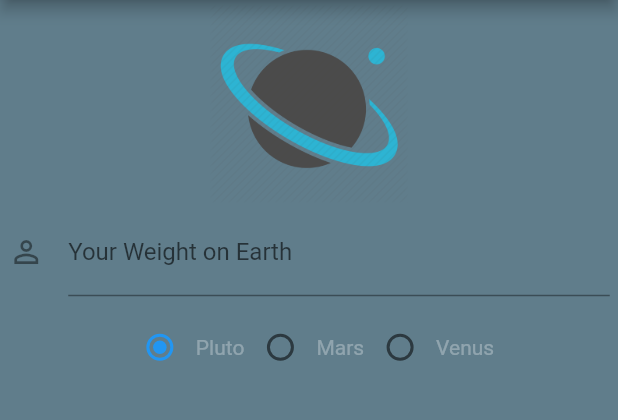
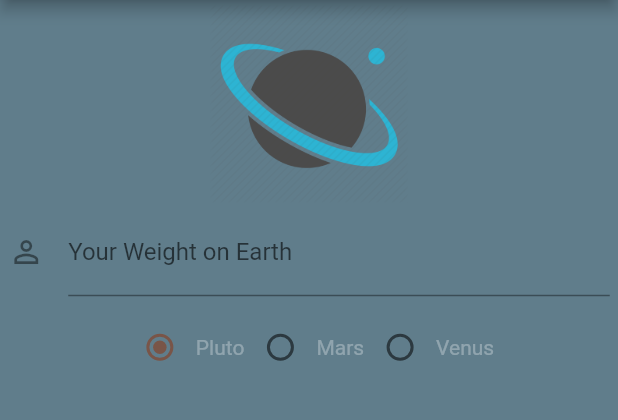
Before and after one commit to ashenmalaka/Flutter_App_Weight_On_Planet, a Flutter app: the screen it shows after launch, on a phone screen of 412 x 824 dp, the part 84-504 px from its top. Run offline on Flutter 3.47's test engine with Material 2 defaults, Android fonts, the phone set to English and light mode, and no system bars.

Commit message:
Added new active colors

```diff
--- a/lib/ui/home.dart
+++ b/lib/ui/home.dart
@@ -66,6 +66,7 @@ class HomeState extends State<Home> {
                     children: <Widget>[
 
                       new Radio<int>(
+                        activeColor: Colors.brown,
                         value: 0,
                         groupValue: radioValue,
                         onChanged: handleRadioValueChanged,
@@ -79,6 +80,7 @@ class HomeState extends State<Home> {
                         ),
 
                       new Radio<int>(
+                        activeColor: Colors.red,
                         value: 1,
                         groupValue: radioValue,
                         onChanged: handleRadioValueChanged,
@@ -92,6 +94,7 @@ class HomeState extends State<Home> {
                         ),
 
                       new Radio<int>(
+                        activeColor: Colors.orangeAccent,
                         value: 2,
                         groupValue: radioValue,
                         onChanged: handleRadioValueChanged,
```
